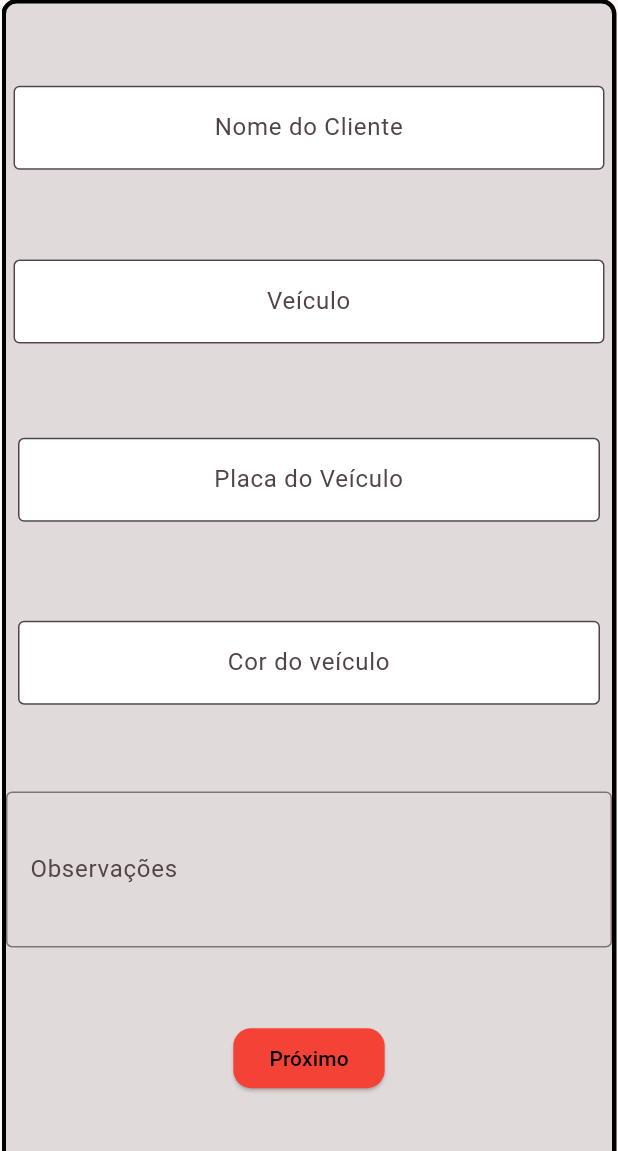
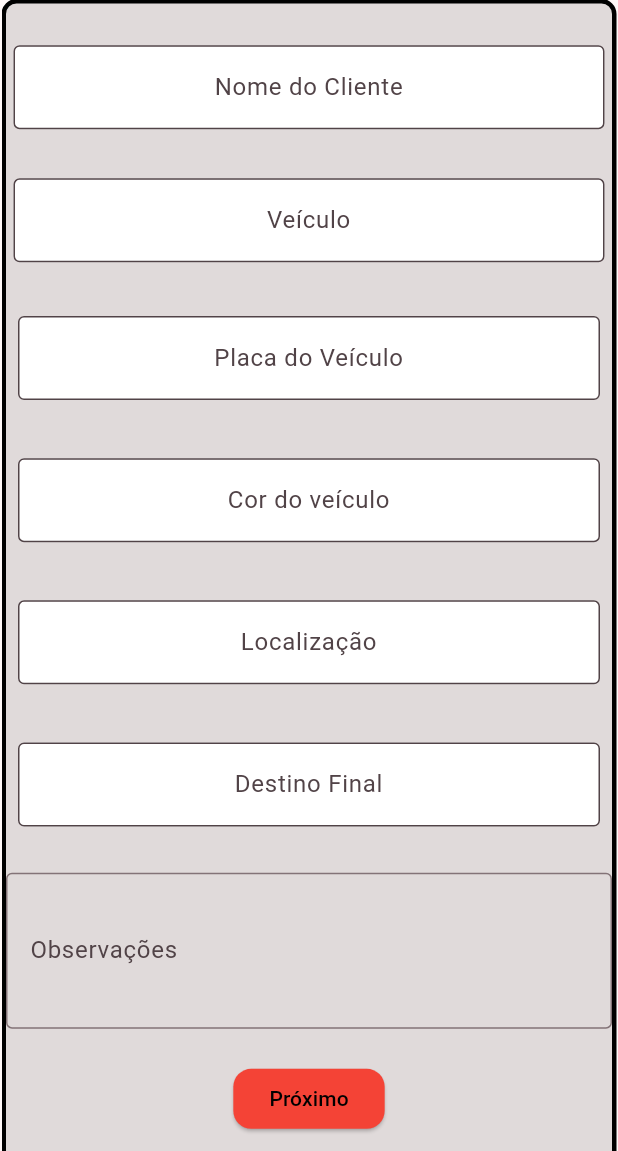
Before and after one commit to Gbitaraes/checkauto, a Flutter app: the screen it shows after launch, on a phone screen of 412 x 824 dp, the part 85-1236 px from its top. Run offline on Flutter 3.47's test engine with Material 3 defaults, Android fonts, the phone set to English and light mode, and no system bars.

```diff
--- a/project_checkauto/lib/main.dart
+++ b/project_checkauto/lib/main.dart
@@ -1,5 +1,5 @@
 import 'package:flutter/material.dart';
-import 'package:project_checkauto/initial_screen.dart';
+import 'package:project_checkauto/screens/initial_screen.dart';
 
 void main() {
   runApp(const InitialScreen());
--- /dev/null
+++ b/project_checkauto/lib/screens/initial_screen.dart
@@ -0,0 +1,239 @@
+import 'package:flutter/foundation.dart';
+import 'package:flutter/material.dart';
+import 'package:project_checkauto/screens/inspection_page.dart';
+
+class InitialScreen extends StatelessWidget {
+  const InitialScreen({super.key});
+
+  @override
+  Widget build(BuildContext context) {
+    return MaterialApp(
+      title: 'CheckAutoApp',
+      theme: ThemeData(
+        colorScheme: ColorScheme.fromSeed(seedColor: Colors.black),
+        useMaterial3: true,
+      ),
+      home: MyWidget(),
+    );
+  }
+}
+
+class MyWidget extends StatelessWidget {
+  MyWidget({super.key});
+
+  final _formkey = GlobalKey<FormState>();
+
+  @override
+  Widget build(BuildContext context) {
+    return Scaffold(
+      appBar: AppBar(
+        leading: Container(),
+        backgroundColor: Colors.red,
+        title: const Text(
+          'CheckAuto',
+          style: TextStyle(
+            fontWeight: FontWeight.bold,
+            color: Colors.black,
+          ),
+        ),
+      ),
+      body: Center(
+        child: SingleChildScrollView(
+          child: Container(
+            height: 783,
+            width: 410,
+            decoration: BoxDecoration(
+              color: Colors.black12,
+              borderRadius: BorderRadius.circular(10),
+              border: Border.all(width: 3),
+            ),
+            child: Column(
+              mainAxisAlignment: MainAxisAlignment.spaceEvenly,
+              crossAxisAlignment: CrossAxisAlignment.center,
+              children: [
+                // INFO CLIENTE
+                Padding(
+                  padding: const EdgeInsets.all(5.0),
+                  child: TextFormField(
+                    validator: (String? value) {
+                      if (value != null && value.isEmpty) {
+                        return 'Insira o nome do cliente';
+                      }
+                      return null;
+                    },
+                    controller: clientNameController,
+                    textAlign: TextAlign.center,
+                    decoration: const InputDecoration(
+                      border: OutlineInputBorder(),
+                      hintText: "Nome do Cliente",
+                      fillColor: Colors.white,
+                      filled: true,
+                    ),
+                  ),
+                ),
+
+                // INFO CARRO
+                Padding(
+                  padding: const EdgeInsets.all(5.0),
+                  child: TextFormField(
+                    validator: (String? value) {
+                      if (value != null && value.isEmpty) {
+                        return 'Insira o modelo do veículo';
+                      }
+                      return null;
+                    },
+                    controller: carModelController,
+                    textAlign: TextAlign.center,
+                    decoration: const InputDecoration(
+                      border: OutlineInputBorder(),
+                      hintText: "Veículo",
+                      fillColor: Colors.white,
+                      filled: true,
+                    ),
+                  ),
+                ),
+
+                // PLACA CARRO
+                Padding(
+                  padding: const EdgeInsets.all(8.0),
+                  child: TextFormField(
+                    validator: (String? value) {
+                      if (value != null && value.isEmpty) {
+                        return 'Insira a placa do veículo';
+                      }
+                      return null;
+                    },
+                    controller: carPlateController,
+                    textAlign: TextAlign.center,
+                    decoration: const InputDecoration(
+                      border: OutlineInputBorder(),
+                      hintText: "Placa do Veículo",
+                      fillColor: Colors.white,
+                      filled: true,
+                    ),
+                  ),
+                ),
+
+                // COR DO CARRO
+                Padding(
+                  padding: const EdgeInsets.all(8.0),
+                  child: TextFormField(
+                    validator: (String? value) {
+                      if (value != null && value.isEmpty) {
+                        return 'Insira a cor do veículo';
+                      }
+                      return null;
+                    },
+                    controller: colorController,
+                    textAlign: TextAlign.center,
+                    decoration: const InputDecoration(
+                      border: OutlineInputBorder(),
+                      hintText: "Cor do veículo",
+                      fillColor: Colors.white,
+                      filled: true,
+                    ),
+                  ),
+                ),
+
+                // LOCALIZAÇÃO
+                Padding(
+                  padding: const EdgeInsets.all(8.0),
+                  child: TextFormField(
+                    validator: (String? value) {
+                      if (value != null && value.isEmpty) {
+                        return 'Insira a localização';
+                      }
+                      return null;
+                    },
+                    controller: locationController,
+                    textAlign: TextAlign.center,
+                    decoration: const InputDecoration(
+                      border: OutlineInputBorder(),
+                      hintText: "Localização",
+                      fillColor: Colors.white,
+                      filled: true,
+                    ),
+                  ),
+                ),
+
+                // DESTINO FINAL
+                Padding(
+                  padding: const EdgeInsets.all(8.0),
+                  child: TextFormField(
+                    validator: (String? value) {
+                      if (value != null && value.isEmpty) {
+                        return 'Insira o destino final';
+                      }
+                      return null;
+                    },
+                    controller: destinationController,
+                    textAlign: TextAlign.center,
+                    decoration: const InputDecoration(
+                      border: OutlineInputBorder(),
+                      hintText: "Destino Final",
+                      fillColor: Colors.white,
+                      filled: true,
+                    ),
+                  ),
+                ),
+
+                // OBSERVAÇÕES
+                const TextField(
+                  maxLines: 3,
+                  decoration: InputDecoration(
+                    labelText: "Observações",
+                    border: OutlineInputBorder(),
+                  ),
+                ),
+
+                // BOTÃO
+                OverflowBar(
+                  spacing: 8.0,
+                  children: [
+                    ElevatedButton(
+                      onPressed: () {
+                        if (kDebugMode) {
+                          if (_formkey.currentState!.validate()) {
+                            print(clientNameController.text);
+                            print(carModelController.text);
+                            print(carPlateController.text);
+                            print(colorController.text);
+                            print(locationController.text);
+                            print(destinationController.text);
+                          }
+
+                          Navigator.push(
+                            context,
+                            MaterialPageRoute(
+                              builder: (context) => const InspectionPage(),
+                            ),
+                          );
+                        }
+                      },
+                      style: ElevatedButton.styleFrom(
+                        foregroundColor: Colors.black,
+                        backgroundColor: Colors.red,
+                        shape: RoundedRectangleBorder(
+                          borderRadius: BorderRadius.circular(12.0),
+                        ),
+                      ),
+                      child: const Text('Próximo'),
+                    )
+                  ],
+                ),
+              ],
+            ),
+          ),
+        ),
+      ),
+    );
+  }
+}
+
+// Validações dos campos
+TextEditingController clientNameController = TextEditingController();
+TextEditingController carModelController = TextEditingController();
+TextEditingController carPlateController = TextEditingController();
+TextEditingController colorController = TextEditingController();
+TextEditingController locationController = TextEditingController();
+TextEditingController destinationController = TextEditingController();
```
Also changed, not shown: project_checkauto/lib/components/extras.dart (added, +58 -0 lines), project_checkauto/lib/screens/inspection_page.dart (added, +71 -0 lines).
